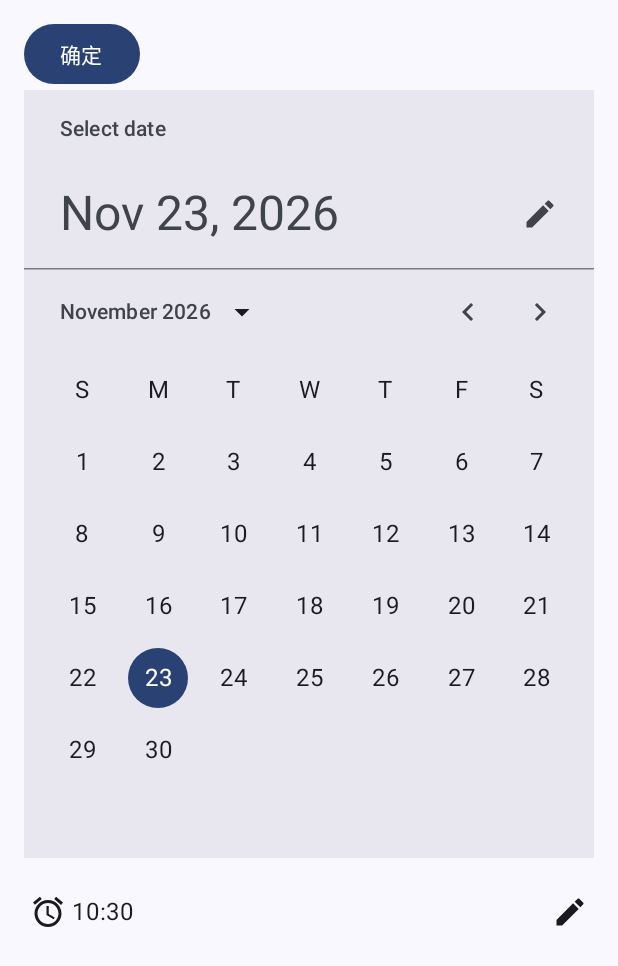
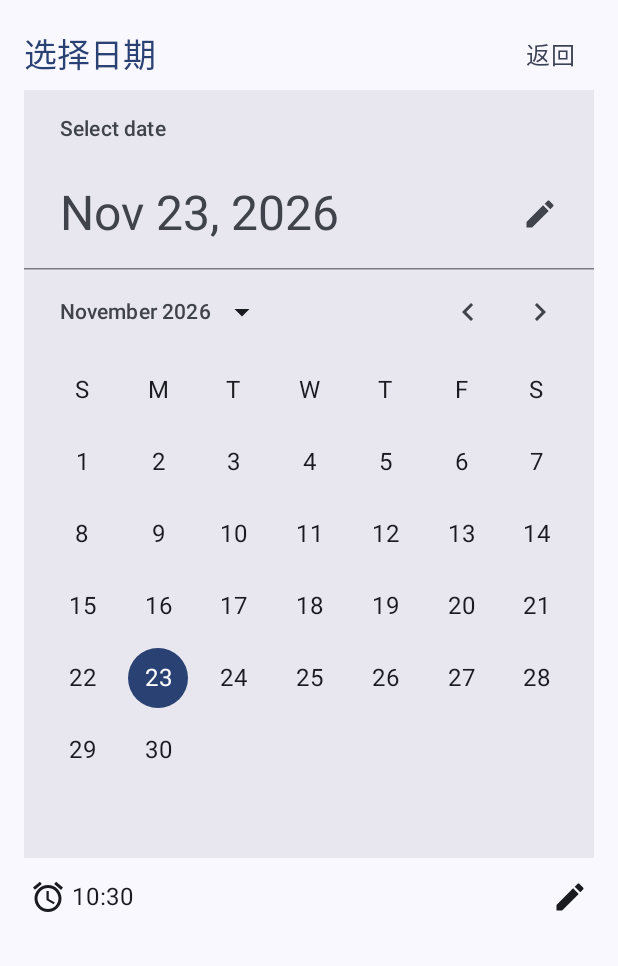
Before and after one commit to codedrink5154/todoapp, an Android app built with Jetpack Compose: the composable ShowDatePicker shown on its own in the app's theme, on a phone screen of 412 x 824 dp. Shown: the top 966 px of the screen. Run offline under Robolectric (Android 15) with nearby library versions, the phone set to English and light mode, and no system bars; libraries missing offline, so code that uses them is left out: com.sun.org.

Commit message:
chore(TodoTaskEdit: 修改日期选择界面样式

```diff
--- a/app/src/main/java/io/github/codedrink5154/todoapp/ui/screen/TodoListScreen.kt
+++ b/app/src/main/java/io/github/codedrink5154/todoapp/ui/screen/TodoListScreen.kt
@@ -1,5 +1,6 @@
 package io.github.codedrink5154.todoapp.ui.screen
 
+import android.graphics.Paint
 import androidx.compose.animation.core.rememberInfiniteTransition
 import androidx.compose.foundation.clickable
 import androidx.compose.foundation.layout.Arrangement
@@ -508,22 +509,38 @@ fun ShowDatePicker(onValueChange: (Long?) -> Unit, viewModel: TodoViewModel = vi
             )
     ) {
         Row(
-            horizontalArrangement = Arrangement.End,
+            modifier = Modifier.fillMaxWidth(),
+            horizontalArrangement = Arrangement.SpaceBetween,
+            verticalAlignment = Alignment.CenterVertically,
         ) {
-            Button(
+            Text(
+                text = "选择日期",
+                style = MaterialTheme.typography.titleLarge,
+                color = MaterialTheme.colorScheme.primary,
+            )
+
+            TextButton(
                 onClick = {
                     onValueChange(datePickerState.selectedDateMillis)
+                    viewModel.switchPage(Page.OVERVIEW)
                 }
             ) {
-                Text("确定")
+                Text(
+                    text = "返回",
+                    style = MaterialTheme.typography.bodyLarge,
+                    color = MaterialTheme.colorScheme.secondary,
+                )
             }
         }
         DatePicker(
             state = datePickerState
         )
-        Spacer(Modifier.height(20.dp))
+        Spacer(Modifier.height(10.dp))
         Row(
-            modifier = Modifier.padding(4.dp).fillMaxWidth().clickable { viewModel.switchPage(Page.TIME) },
+            modifier = Modifier.padding(4.dp).fillMaxWidth().clickable {
+                onValueChange(datePickerState.selectedDateMillis)
+                viewModel.switchPage(Page.TIME)
+            },
             horizontalArrangement = Arrangement.SpaceBetween,
             verticalAlignment = Alignment.CenterVertically,
         ) {
@@ -534,6 +551,7 @@ fun ShowDatePicker(onValueChange: (Long?) -> Unit, viewModel: TodoViewModel = vi
             }
             Icon(Icons.Default.Edit, "编辑具体时间")
         }
+        Spacer(Modifier.height(20.dp))
     }
 }
 
```
